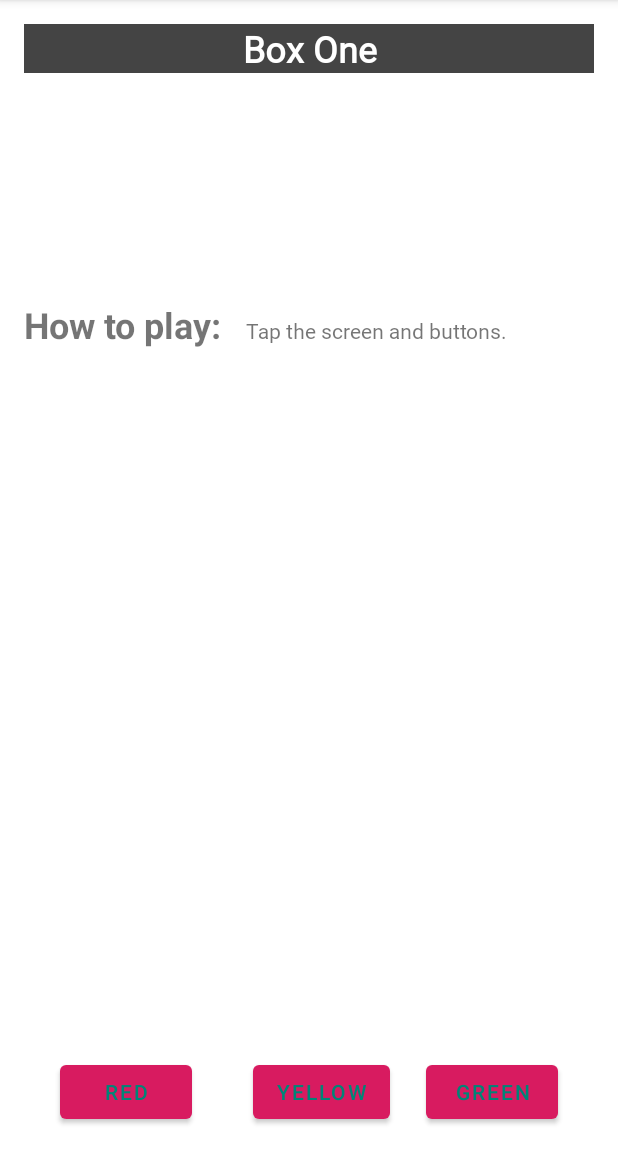
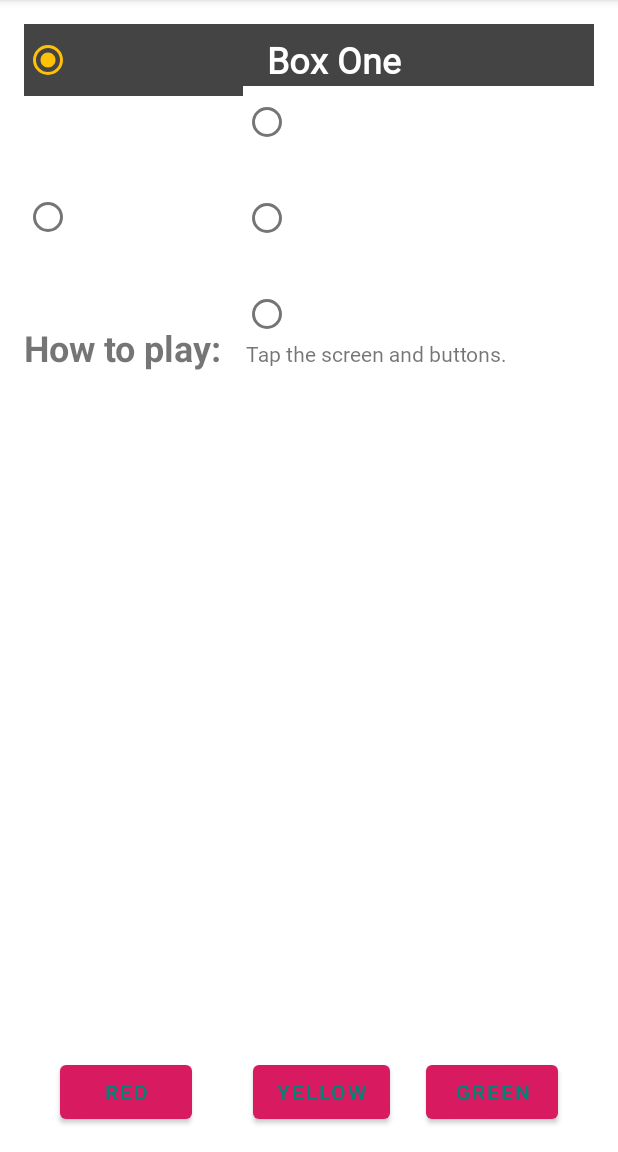
Before and after one commit to BraKoose/100DaysAndroidProjects, an Android app: the screen it shows after launch (MainActivity), after a tap on "Box One", on a phone screen of 412 x 824 dp, the part 84-1236 px from its top. Run offline under Robolectric (Android 15) with nearby library versions, the light colour scheme and no system bars.

Commit message:
assignment done with toggle radio buttons

```diff
--- a/app/src/main/res/layout/activity_main.xml
+++ b/app/src/main/res/layout/activity_main.xml
@@ -9,7 +9,7 @@
     android:layout_height="match_parent"
     tools:context=".MainActivity">
 
-    <TextView
+    <RadioButton
         android:id="@+id/box_one_text"
         style="@style/whiteBox"
         android:layout_width="0dp"
@@ -23,7 +23,7 @@
         app:layout_constraintStart_toStartOf="parent"
         app:layout_constraintTop_toTopOf="parent" />
 
-    <TextView
+    <RadioButton
         android:id="@+id/box_two_text"
         style="@style/whiteBox"
         android:layout_width="130dp"
@@ -34,7 +34,7 @@
         app:layout_constraintStart_toStartOf="parent"
         app:layout_constraintTop_toBottomOf="@+id/box_one_text" />
 
-    <TextView
+    <RadioButton
         android:id="@+id/box_three_text"
         style="@style/whiteBox"
         android:layout_width="0dp"
@@ -47,7 +47,7 @@
         app:layout_constraintStart_toEndOf="@+id/box_two_text"
         app:layout_constraintTop_toTopOf="@+id/box_two_text" />
 
-    <TextView
+    <RadioButton
         android:id="@+id/box_four_text"
         style="@style/whiteBox"
         android:layout_width="0dp"
@@ -62,7 +62,7 @@
         app:layout_constraintStart_toEndOf="@+id/box_two_text"
         app:layout_constraintTop_toBottomOf="@+id/box_three_text" />
 
-    <TextView
+    <RadioButton
         android:id="@+id/box_five_text"
         style="@style/whiteBox"
         android:layout_width="0dp"
```
